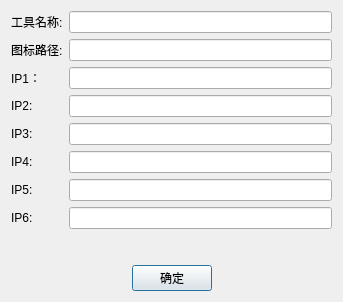
jiaqingguo/DI, file digitalIntegration/AddToolInfoDialog.ui: the form before one commit.
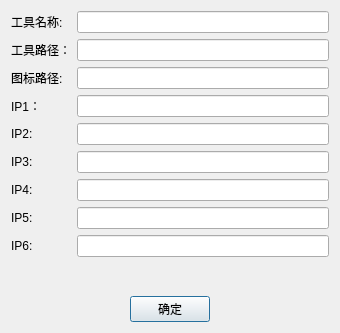
The form after the commit.

Commit message: 用户手动输入工具路径

The edit to the form file:
```diff
--- a/digitalIntegration/AddToolInfoDialog.ui
+++ b/digitalIntegration/AddToolInfoDialog.ui
@@ -6,8 +6,8 @@
    <rect>
     <x>0</x>
     <y>0</y>
-    <width>343</width>
-    <height>302</height>
+    <width>340</width>
+    <height>333</height>
    </rect>
   </property>
   <property name="windowTitle">
@@ -26,76 +26,86 @@
      <item row="0" column="1">
       <widget class="QLineEdit" name="lineEditToolName"/>
      </item>
-     <item row="1" column="0">
+     <item row="2" column="0">
       <widget class="QLabel" name="label_4">
        <property name="text">
         <string>图标路径:</string>
        </property>
       </widget>
      </item>
-     <item row="1" column="1">
+     <item row="2" column="1">
       <widget class="QLineEdit" name="lineEditIconPath"/>
      </item>
-     <item row="2" column="0">
+     <item row="3" column="0">
       <widget class="QLabel" name="labelIP1">
        <property name="text">
         <string>IP1：</string>
        </property>
       </widget>
      </item>
-     <item row="2" column="1">
+     <item row="3" column="1">
       <widget class="QLineEdit" name="lineEditIP1"/>
      </item>
-     <item row="3" column="0">
+     <item row="4" column="0">
       <widget class="QLabel" name="labelIP2">
        <property name="text">
         <string>IP2:</string>
        </property>
       </widget>
      </item>
-     <item row="4" column="0">
+     <item row="5" column="0">
       <widget class="QLabel" name="labelIP3">
        <property name="text">
         <string>IP3:</string>
        </property>
       </widget>
      </item>
-     <item row="5" column="0">
+     <item row="6" column="0">
       <widget class="QLabel" name="labelIP4">
        <property name="text">
         <string>IP4:</string>
        </property>
       </widget>
      </item>
-     <item row="6" column="0">
+     <item row="7" column="0">
       <widget class="QLabel" name="labelIP5">
        <property name="text">
         <string>IP5:</string>
        </property>
       </widget>
      </item>
-     <item row="7" column="0">
+     <item row="8" column="0">
       <widget class="QLabel" name="labelIP6">
        <property name="text">
         <string>IP6:</string>
        </property>
       </widget>
      </item>
-     <item row="3" column="1">
-      <widget class="QLineEdit" name="lineEditIP2"/>
-     </item>
      <item row="4" column="1">
-      <widget class="QLineEdit" name="lineEditIP3"/>
+      <widget class="QLineEdit" name="lineEditIP2"/>
      </item>
      <item row="5" column="1">
-      <widget class="QLineEdit" name="lineEditIP4"/>
+      <widget class="QLineEdit" name="lineEditIP3"/>
      </item>
      <item row="6" column="1">
-      <widget class="QLineEdit" name="lineEditIP5"/>
+      <widget class="QLineEdit" name="lineEditIP4"/>
      </item>
      <item row="7" column="1">
+      <widget class="QLineEdit" name="lineEditIP5"/>
+     </item>
+     <item row="8" column="1">
       <widget class="QLineEdit" name="lineEditIP6"/>
      </item>
+     <item row="1" column="0">
+      <widget class="QLabel" name="label">
+       <property name="text">
+        <string>工具路径：</string>
+       </property>
+      </widget>
+     </item>
+     <item row="1" column="1">
+      <widget class="QLineEdit" name="lineEditToolPath"/>
+     </item>
     </layout>
    </item>
    <item>
```
The commit also changes 9 other files.
